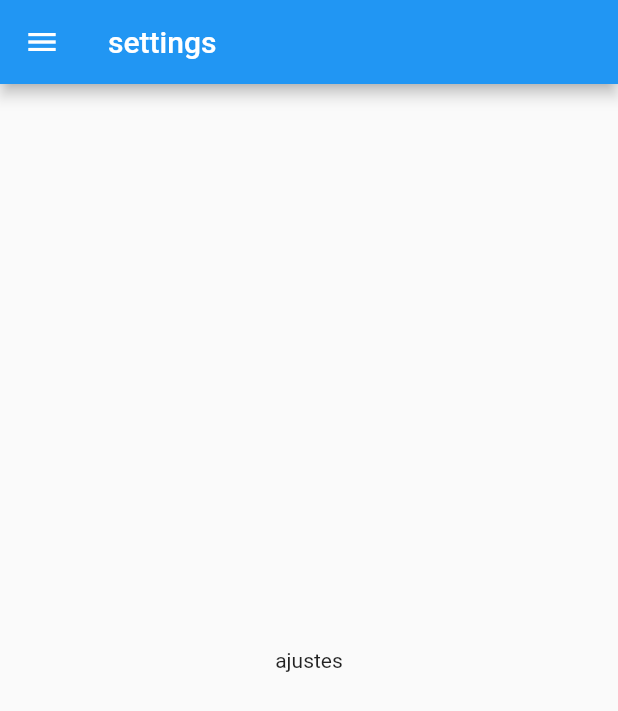
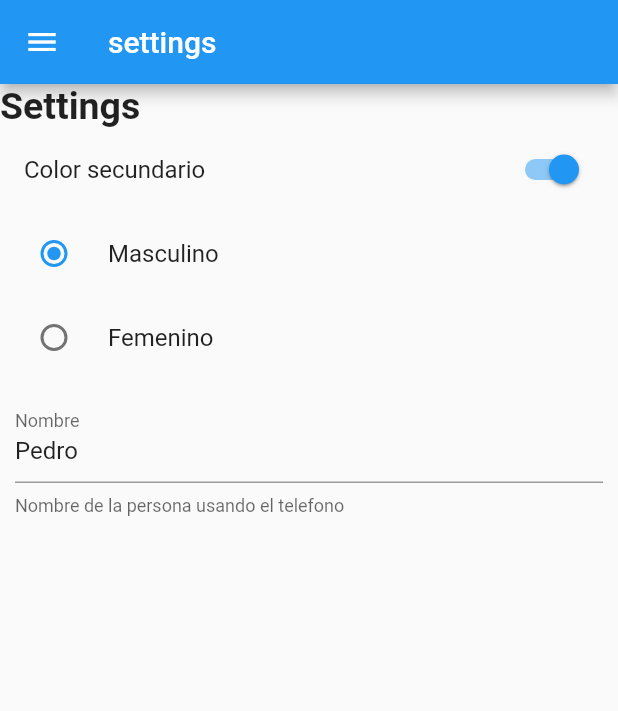
Before and after one commit to Marisabel-Condori/preferencias-de-usuario-flutter, a Flutter app: the SettingsPage screen opened by its route, on a phone screen of 412 x 824 dp. Shown: the top 711 px of the screen. Run offline on Flutter 3.47's test engine with Material 2 defaults, Android fonts, the phone set to English and light mode, and no system bars.

Commit message:
pagina de ajustes

```diff
--- a/lib/pages/settings_page.dart
+++ b/lib/pages/settings_page.dart
@@ -1,7 +1,23 @@
 import 'package:flutter/material.dart';
 import 'package:preferencias_de_usuario/widgets/menu_widget.dart';
 
-class SettingsPage extends StatelessWidget {
+class SettingsPage extends StatefulWidget {
+
+  @override
+  _SettingsPageState createState() => _SettingsPageState();
+}
+
+class _SettingsPageState extends State<SettingsPage> {
+  bool _colorSecundario = true;
+  int _genero = 1;
+  String _nombre = 'Pedro';
+
+  TextEditingController _textController;
+  @override
+  void initState() {
+    super.initState();
+    _textController = TextEditingController(text: _nombre);
+  }
 
   @override
   Widget build(BuildContext context) {
@@ -10,9 +26,49 @@ class SettingsPage extends StatelessWidget {
         title: Text('settings'),
       ),
       drawer: MenuWidget(),
-      body: Center(
-        child: Text('ajustes')
-      ),
+      body: ListView(
+        children: [
+          Text('Settings',
+            style: TextStyle(fontSize: 25.0, fontWeight: FontWeight.bold)
+          ),
+          SwitchListTile(
+            title: Text('Color secundario'),
+            value: _colorSecundario,
+            onChanged: (value){
+              _colorSecundario = value;
+              setState(() {  });
+            }
+          ),
+          RadioListTile(
+            title: Text('Masculino'),
+            value: 1,
+            groupValue: _genero,
+            onChanged: (value){
+              _genero = value;
+              setState(() {  });
+            }
+          ),
+          RadioListTile(
+            title: Text('Femenino'),
+            value: 2,
+            groupValue: _genero,
+            onChanged: (value){
+              _genero = value;
+              setState(() {  });
+            }
+          ),
+          Container(
+            padding: EdgeInsets.all(10.0),
+            child: TextField(
+              controller: TextEditingController(text: _nombre),
+              decoration: InputDecoration(
+                labelText: 'Nombre',
+                helperText: 'Nombre de la persona usando el telefono'
+              ),
+            ),
+          )
+        ],
+      )
     );
   }
 }
```
